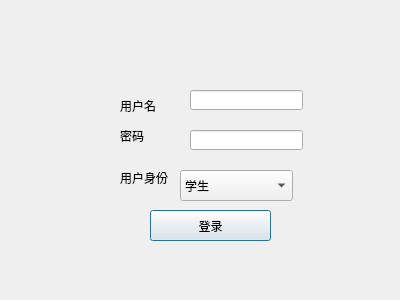
Old version of the form OrderSysV2/orderSystem/dialog.ui in the repository wtzhu13/CPPOrCProectDemo.
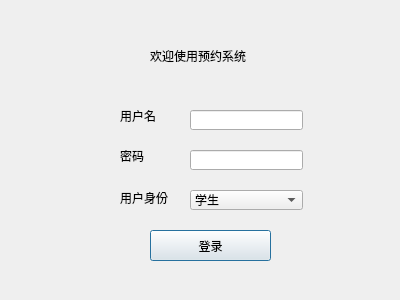
New version of the form.

What changed in the file:
```diff
--- a/OrderSysV2/orderSystem/dialog.ui
+++ b/OrderSysV2/orderSystem/dialog.ui
@@ -31,11 +31,15 @@
   <property name="windowTitle">
    <string>登录</string>
   </property>
+  <property name="styleSheet">
+   <string notr="true">font: 9pt &quot;微软雅黑&quot;;
+</string>
+  </property>
   <widget class="QLineEdit" name="lineEdit">
    <property name="geometry">
     <rect>
      <x>190</x>
-     <y>90</y>
+     <y>110</y>
      <width>113</width>
      <height>20</height>
     </rect>
@@ -45,7 +49,7 @@
    <property name="geometry">
     <rect>
      <x>190</x>
-     <y>130</y>
+     <y>150</y>
      <width>113</width>
      <height>20</height>
     </rect>
@@ -58,7 +62,7 @@
    <property name="geometry">
     <rect>
      <x>120</x>
-     <y>100</y>
+     <y>110</y>
      <width>54</width>
      <height>12</height>
     </rect>
@@ -71,7 +75,7 @@
    <property name="geometry">
     <rect>
      <x>120</x>
-     <y>130</y>
+     <y>150</y>
      <width>54</width>
      <height>12</height>
     </rect>
@@ -84,7 +88,7 @@
    <property name="geometry">
     <rect>
      <x>150</x>
-     <y>210</y>
+     <y>230</y>
      <width>121</width>
      <height>31</height>
     </rect>
@@ -96,10 +100,10 @@
   <widget class="QComboBox" name="comboBox">
    <property name="geometry">
     <rect>
-     <x>180</x>
-     <y>170</y>
+     <x>190</x>
+     <y>190</y>
      <width>113</width>
-     <height>31</height>
+     <height>20</height>
     </rect>
    </property>
    <item>
@@ -122,7 +126,7 @@
    <property name="geometry">
     <rect>
      <x>120</x>
-     <y>170</y>
+     <y>190</y>
      <width>58</width>
      <height>16</height>
     </rect>
@@ -131,6 +135,28 @@
     <string>用户身份</string>
    </property>
   </widget>
+  <widget class="QLabel" name="loginTitle">
+   <property name="geometry">
+    <rect>
+     <x>150</x>
+     <y>20</y>
+     <width>151</width>
+     <height>71</height>
+    </rect>
+   </property>
+   <property name="font">
+    <font>
+     <family>微软雅黑</family>
+     <pointsize>9</pointsize>
+     <weight>50</weight>
+     <italic>false</italic>
+     <bold>false</bold>
+    </font>
+   </property>
+   <property name="text">
+    <string>欢迎使用预约系统</string>
+   </property>
+  </widget>
  </widget>
  <resources/>
  <connections/>
```
